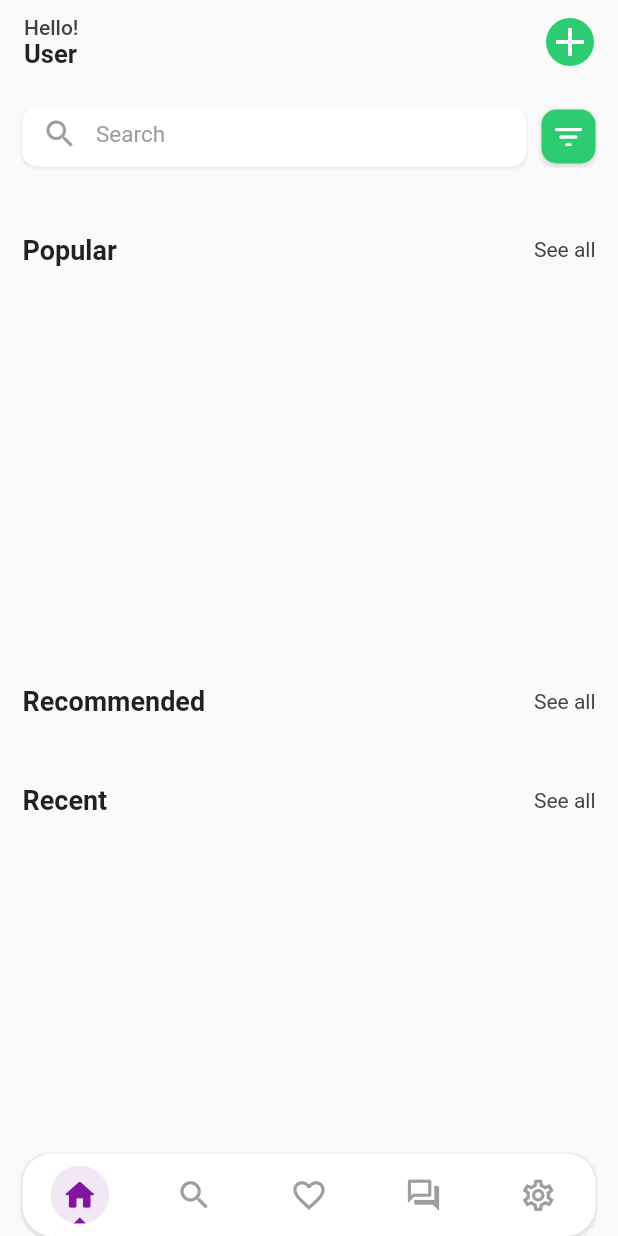
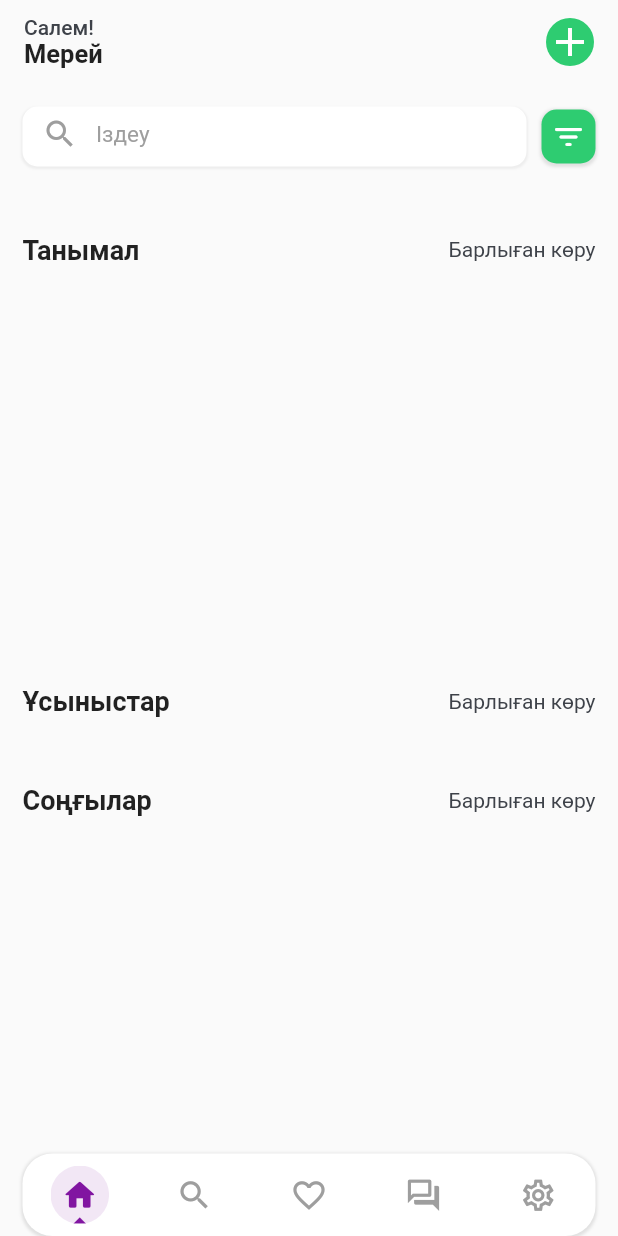
Before and after one commit to tilekbergen14/realestate, a Flutter app: the screen it shows after launch, on a phone screen of 412 x 824 dp. Run offline on Flutter 3.47's test engine with Material 2 defaults, Android fonts, the phone set to English and light mode, and no system bars; drawn by our look-alikes of carousel_slider.

Commit message:
third changes

```diff
--- a/lib/pages/home.dart
+++ b/lib/pages/home.dart
@@ -48,14 +48,14 @@ class _HomePageState extends State<HomePage> {
                 crossAxisAlignment: CrossAxisAlignment.start,
                 children: [
                   Text(
-                    "Hello!",
+                    "Салем!",
                     style: TextStyle(
                         color: darker,
                         fontSize: 14,
                         fontWeight: FontWeight.w500),
                   ),
                   Text(
-                    "User",
+                    "Мерей",
                     style: TextStyle(
                         color: Colors.black87,
                         fontSize: 17,
@@ -105,7 +105,7 @@ class _HomePageState extends State<HomePage> {
               children: [
                 Expanded(
                     child: CustomTextBox(
-                  hint: "Search",
+                  hint: "Іздеу",
                   prefix: Icon(Icons.search, color: Colors.grey),
                 )),
                 SizedBox(
@@ -135,11 +135,11 @@ class _HomePageState extends State<HomePage> {
               mainAxisAlignment: MainAxisAlignment.spaceBetween,
               children: [
                 Text(
-                  "Popular",
+                  "Танымал",
                   style: TextStyle(fontSize: 18, fontWeight: FontWeight.w600),
                 ),
                 Text(
-                  "See all",
+                  "Барлыған көру",
                   style: TextStyle(fontSize: 14, color: darker),
                 ),
               ],
@@ -158,11 +158,11 @@ class _HomePageState extends State<HomePage> {
               mainAxisAlignment: MainAxisAlignment.spaceBetween,
               children: [
                 Text(
-                  "Recommended",
+                  "Ұсыныстар",
                   style: TextStyle(fontSize: 18, fontWeight: FontWeight.w600),
                 ),
                 Text(
-                  "See all",
+                  "Барлыған көру",
                   style: TextStyle(fontSize: 14, color: darker),
                 ),
               ],
@@ -181,11 +181,11 @@ class _HomePageState extends State<HomePage> {
               mainAxisAlignment: MainAxisAlignment.spaceBetween,
               children: [
                 Text(
-                  "Recent",
+                  "Соңғылар",
                   style: TextStyle(fontSize: 18, fontWeight: FontWeight.w600),
                 ),
                 Text(
-                  "See all",
+                  "Барлыған көру",
                   style: TextStyle(fontSize: 14, color: darker),
                 ),
               ],
--- a/lib/widgets/forum_card.dart
+++ b/lib/widgets/forum_card.dart
@@ -29,7 +29,7 @@ class ForumCard extends StatelessWidget {
                       mainAxisAlignment: MainAxisAlignment.spaceBetween,
                       children: const [
                         Text(
-                          "Toni",
+                          "Пайдаланушы",
                           style: TextStyle(
                             fontWeight: FontWeight.bold,
                             fontSize: 24,
@@ -37,7 +37,7 @@ class ForumCard extends StatelessWidget {
                         ),
                         Padding(padding: EdgeInsets.all(3)),
                         Text(
-                          "Hello how are you brooo",
+                          "Соңғы жазылған текст",
                           style: TextStyle(
                             fontSize: 16,
                           ),
```
